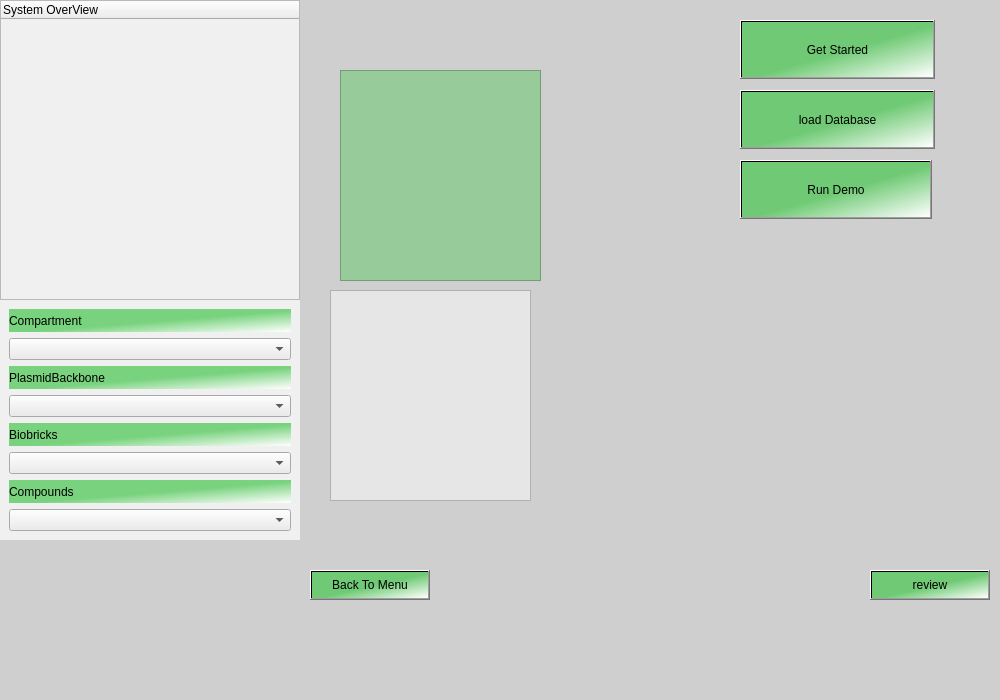
First picture: the form in src/igameUiMort/MainGraphicsView.ui, repository jkdirac/igame, before the edit.
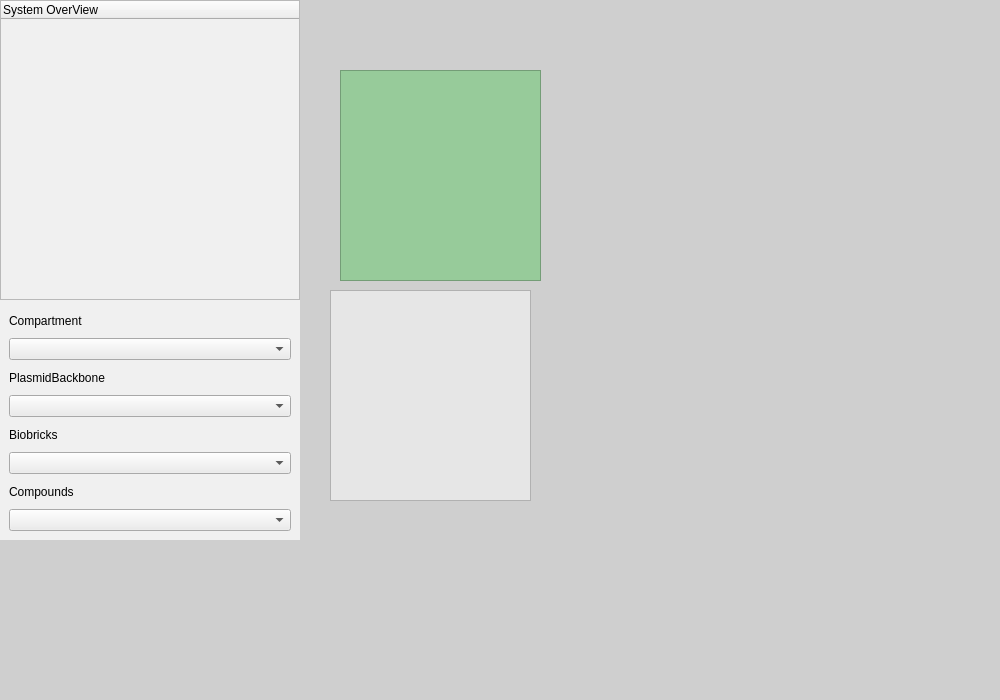
Second picture: the form after the edit. Icons and pictures are not drawn.

Commit message: add new function to ui 1 back to home 2 change the ui display

What changed in the file:
```diff
--- a/src/igameUiMort/MainGraphicsView.ui
+++ b/src/igameUiMort/MainGraphicsView.ui
@@ -90,38 +90,24 @@
     </property>
    </column>
   </widget>
-  <widget class="QPushButton" name="m_scenNext">
-   <property name="geometry">
-    <rect>
-     <x>870</x>
-     <y>570</y>
-     <width>120</width>
-     <height>30</height>
-    </rect>
-   </property>
-   <property name="styleSheet">
-    <string notr="true">font: 10pt &quot;Verdana&quot;;
-background-color: qlineargradient(spread:repeat, x1:0, y1:0, x2:1, y2:1, stop:0.535398 rgba(79, 201, 86, 188), stop:1 rgba(255, 255, 255, 255));</string>
-   </property>
-   <property name="text">
-    <string>review</string>
-   </property>
-  </widget>
   <widget class="QPushButton" name="m_scenBack">
    <property name="geometry">
     <rect>
-     <x>310</x>
-     <y>570</y>
-     <width>120</width>
-     <height>30</height>
+     <x>320</x>
+     <y>600</y>
+     <width>170</width>
+     <height>65</height>
     </rect>
    </property>
    <property name="styleSheet">
     <string notr="true">font: 10pt &quot;Verdana&quot;;
-background-color: qlineargradient(spread:repeat, x1:0, y1:0, x2:1, y2:1, stop:0.535398 rgba(79, 201, 86, 188), stop:1 rgba(255, 255, 255, 255));</string>
+background-image: url(:/iGaME.images/button-bm.png);</string>
    </property>
    <property name="text">
-    <string>Back To Menu</string>
+    <string/>
+   </property>
+   <property name="flat">
+    <bool>true</bool>
    </property>
   </widget>
   <widget class="QTextBrowser" name="m_fileBrowser">
@@ -159,10 +145,10 @@
   <widget class="QPushButton" name="m_loadbase">
    <property name="geometry">
     <rect>
-     <x>740</x>
-     <y>90</y>
-     <width>195</width>
-     <height>59</height>
+     <x>600</x>
+     <y>400</y>
+     <width>200</width>
+     <height>81</height>
     </rect>
    </property>
    <property name="sizePolicy">
@@ -172,11 +158,14 @@
     </sizepolicy>
    </property>
    <property name="styleSheet">
-    <string notr="true">background-color: qlineargradient(spread:repeat, x1:0, y1:0, x2:1, y2:1, stop:0.535398 rgba(79, 201, 86, 188), stop:1 rgba(255, 255, 255, 255));
+    <string notr="true">background-image: url(:/iGaME.images/button-lddb.png);
 font: 75 12pt &quot;Verdana&quot;;</string>
    </property>
    <property name="text">
-    <string>load Database</string>
+    <string/>
+   </property>
+   <property name="flat">
+    <bool>true</bool>
    </property>
   </widget>
   <widget class="QPushButton" name="m_getStart">
@@ -185,10 +174,10 @@
    </property>
    <property name="geometry">
     <rect>
-     <x>740</x>
-     <y>20</y>
-     <width>195</width>
-     <height>59</height>
+     <x>200</x>
+     <y>400</y>
+     <width>200</width>
+     <height>81</height>
     </rect>
    </property>
    <property name="sizePolicy">
@@ -198,20 +187,27 @@
     </sizepolicy>
    </property>
    <property name="styleSheet">
-    <string notr="true">background-color: qlineargradient(spread:repeat, x1:0, y1:0, x2:1, y2:1, stop:0.535398 rgba(79, 201, 86, 188), stop:1 rgba(255, 255, 255, 255));
+    <string notr="true">background-image: url(:/iGaME.images/button-start.png);
+alternate-background-color: qconicalgradient(cx:0.522, cy:0.960318, angle:0, stop:0 rgba(106, 186, 255, 255), stop:1 rgba(255, 255, 255, 255));
 font:75 12pt &quot;Verdana&quot;;</string>
    </property>
    <property name="text">
-    <string>Get Started</string>
+    <string/>
+   </property>
+   <property name="autoDefault">
+    <bool>false</bool>
+   </property>
+   <property name="flat">
+    <bool>true</bool>
    </property>
   </widget>
   <widget class="QPushButton" name="m_runDemo">
    <property name="geometry">
     <rect>
-     <x>740</x>
-     <y>160</y>
-     <width>192</width>
-     <height>59</height>
+     <x>400</x>
+     <y>400</y>
+     <width>200</width>
+     <height>81</height>
     </rect>
    </property>
    <property name="sizePolicy">
@@ -221,11 +217,14 @@
     </sizepolicy>
    </property>
    <property name="styleSheet">
-    <string notr="true">background-color: qlineargradient(spread:repeat, x1:0, y1:0, x2:1, y2:1, stop:0.535398 rgba(79, 201, 86, 188), stop:1 rgba(255, 255, 255, 255));
+    <string notr="true">background-image: url(:/iGaME.images/button-rundm.png);
 font: 75 12pt &quot;Verdana&quot;;</string>
    </property>
    <property name="text">
-    <string>Run Demo</string>
+    <string/>
+   </property>
+   <property name="flat">
+    <bool>true</bool>
    </property>
   </widget>
   <widget class="QFrame" name="m_frame">
@@ -244,8 +243,7 @@
     <item>
      <widget class="QLabel" name="label">
       <property name="styleSheet">
-       <string notr="true">background-color: qlineargradient(spread:repeat, x1:0, y1:0, x2:1, y2:1, stop:0.535398 rgba(79, 201, 86, 188), stop:1 rgba(255, 255, 255, 255));
-font: 9pt &quot;Verdana&quot;;</string>
+       <string notr="true">font: 9pt &quot;Verdana&quot;;</string>
       </property>
       <property name="text">
        <string>Compartment</string>
@@ -263,8 +261,7 @@
     <item>
      <widget class="QLabel" name="label_3">
       <property name="styleSheet">
-       <string notr="true">background-color: qlineargradient(spread:repeat, x1:0, y1:0, x2:1, y2:1, stop:0.535398 rgba(79, 201, 86, 188), stop:1 rgba(255, 255, 255, 255));
-font: 9pt &quot;Verdana&quot;;</string>
+       <string notr="true">font: 9pt &quot;Verdana&quot;;</string>
       </property>
       <property name="text">
        <string>PlasmidBackbone</string>
@@ -281,8 +278,7 @@
     <item>
      <widget class="QLabel" name="label_2">
       <property name="styleSheet">
-       <string notr="true">background-color: qlineargradient(spread:repeat, x1:0, y1:0, x2:1, y2:1, stop:0.535398 rgba(79, 201, 86, 188), stop:1 rgba(255, 255, 255, 255));
-font: 9pt &quot;Verdana&quot;;</string>
+       <string notr="true">font: 9pt &quot;Verdana&quot;;</string>
       </property>
       <property name="text">
        <string>Biobricks</string>
@@ -299,7 +295,7 @@
     <item>
      <widget class="QLabel" name="label_4">
       <property name="styleSheet">
-       <string notr="true">background-color: qlineargradient(spread:repeat, x1:0, y1:0, x2:1, y2:1, stop:0.535398 rgba(79, 201, 86, 188), stop:1 rgba(255, 255, 255, 255));
+       <string notr="true">
 font: 9pt &quot;Verdana&quot;;</string>
       </property>
       <property name="text">
@@ -316,6 +312,25 @@
     </item>
    </layout>
   </widget>
+  <widget class="QPushButton" name="m_scenNext">
+   <property name="geometry">
+    <rect>
+     <x>760</x>
+     <y>600</y>
+     <width>170</width>
+     <height>65</height>
+    </rect>
+   </property>
+   <property name="styleSheet">
+    <string notr="true">background-image: url(:/iGaME.images/button-review.png);</string>
+   </property>
+   <property name="text">
+    <string/>
+   </property>
+   <property name="flat">
+    <bool>true</bool>
+   </property>
+  </widget>
  </widget>
  <resources>
   <include location="iGaME.qrc"/>
```
Left out of the diff: 6 changed lines with no effect on the pictures. The commit also changes 17 other files.
